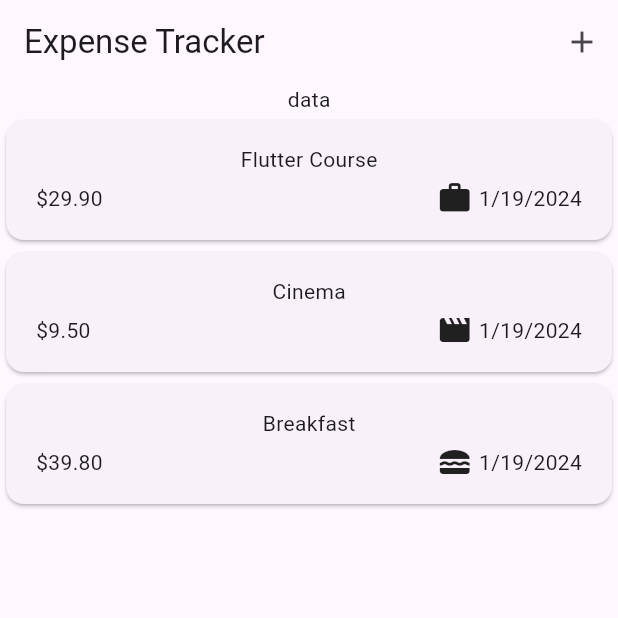
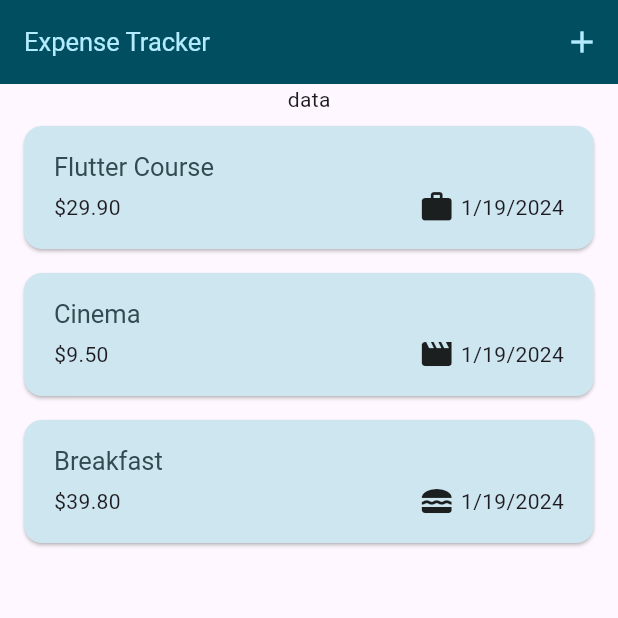
Before and after one commit to 201014002/expenses-app, a Flutter app: the screen it shows after launch, on a phone screen of 412 x 824 dp, the top half of it. Run offline on Flutter 3.47's test engine with Material 3 defaults, Android fonts, the phone set to English and light mode, and no system bars.

Commit message:
Edited commit.

```diff
--- a/lib/main.dart
+++ b/lib/main.dart
@@ -4,6 +4,11 @@ import 'package:flutter/material.dart';
 void main() {
   runApp(const MyApp());
 }
+
+var myColorScheme =
+    ColorScheme.fromSeed(seedColor: const Color.fromRGBO(25, 199, 238, 1));
+var myDarkColorScheme =
+ColorScheme.fromSeed(seedColor: const Color.fromRGBO(25, 199, 238, 1));
 
 class MyApp extends StatelessWidget {
   const MyApp({super.key});
@@ -14,9 +19,56 @@ class MyApp extends StatelessWidget {
     return MaterialApp(
       debugShowCheckedModeBanner: false,
       title: 'Flutter Demo',
-      theme: ThemeData(
-        colorScheme: ColorScheme.fromSeed(seedColor: Colors.deepPurple),
-        useMaterial3: true,
+      themeMode: ThemeMode.dark,
+      theme: ThemeData().copyWith(
+        colorScheme: myColorScheme,
+        appBarTheme: AppBarTheme().copyWith(
+          backgroundColor: myColorScheme.onPrimaryContainer,
+          foregroundColor: myColorScheme.primaryContainer,
+        ),
+        cardTheme: const CardTheme().copyWith(
+          color: myColorScheme.secondaryContainer,
+          margin: EdgeInsets.symmetric(horizontal: 16, vertical: 8),
+        ),
+        elevatedButtonTheme: ElevatedButtonThemeData(
+          style: ElevatedButton.styleFrom(
+            backgroundColor: myColorScheme.primaryContainer,
+          ),
+        ),
+        textTheme: ThemeData.dark().textTheme.copyWith(
+          titleLarge: TextStyle(
+            fontWeight: FontWeight.normal,
+            color: myColorScheme.onSecondaryContainer,
+            fontSize: 17,
+          ),
+        ),
+      ),
+      darkTheme: ThemeData().copyWith(
+        colorScheme: myDarkColorScheme,
+        bottomSheetTheme: BottomSheetThemeData().copyWith(
+          backgroundColor: myDarkColorScheme.onPrimaryContainer,
+        ),
+        appBarTheme: AppBarTheme().copyWith(
+          backgroundColor: myDarkColorScheme.onPrimaryContainer,
+          foregroundColor: myDarkColorScheme.primaryContainer,
+        ),
+        cardTheme: const CardTheme().copyWith(
+          color:myDarkColorScheme.secondaryContainer,
+          margin: EdgeInsets.symmetric(horizontal: 16, vertical: 8),
+        ),
+        elevatedButtonTheme: ElevatedButtonThemeData(
+          style: ElevatedButton.styleFrom(
+            backgroundColor: myDarkColorScheme.onPrimaryContainer,
+            foregroundColor: myDarkColorScheme.primaryContainer,
+          ),
+        ),
+        textTheme: ThemeData().textTheme.copyWith(
+          titleLarge: TextStyle(
+            fontWeight: FontWeight.normal,
+            color: myDarkColorScheme.onSecondaryContainer,
+            fontSize: 17,
+          ),
+        ),
       ),
       home: const Expenses(),
     );
--- a/lib/widgets/expanses_list/expanses_item.dart
+++ b/lib/widgets/expanses_list/expanses_item.dart
@@ -11,8 +11,9 @@ class ExpensesItem extends StatelessWidget {
     return Card(
         child: Padding(padding: const EdgeInsets.symmetric(horizontal: 20.0,vertical: 16.0),
           child: Column(
+            crossAxisAlignment: CrossAxisAlignment.start,
             children: [
-              Text(expense.title),
+              Text(expense.title,style: Theme.of(context).textTheme.titleLarge,),
               SizedBox(height: 4.0,),
               Row(
                 children: [
--- a/lib/widgets/expanses_list/expanses_list.dart
+++ b/lib/widgets/expanses_list/expanses_list.dart
@@ -17,6 +17,8 @@ class ExpensesList extends StatelessWidget {
     return ListView.builder(
         itemCount: expenses.length,
         itemBuilder: (context, index) => Dismissible(
+          background: Container(color: Theme.of(context).colorScheme.error.withOpacity(0.7),
+          margin: EdgeInsets.symmetric(horizontal:Theme.of(context).cardTheme.margin!.horizontal,)),
             key: ValueKey(expenses[index]),
             onDismissed: (direction)=>onRemoveExpense(expenses[index]),
             child: ExpensesItem(expense: expenses[index])));
```
